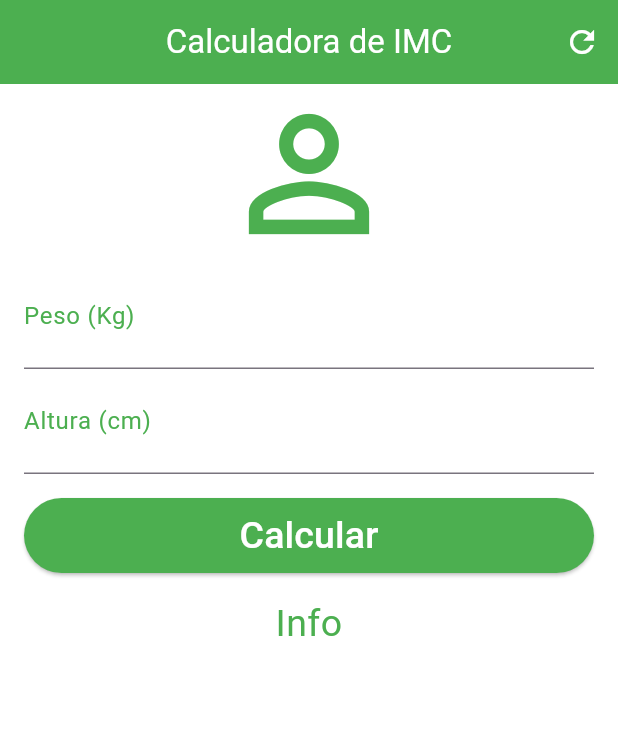
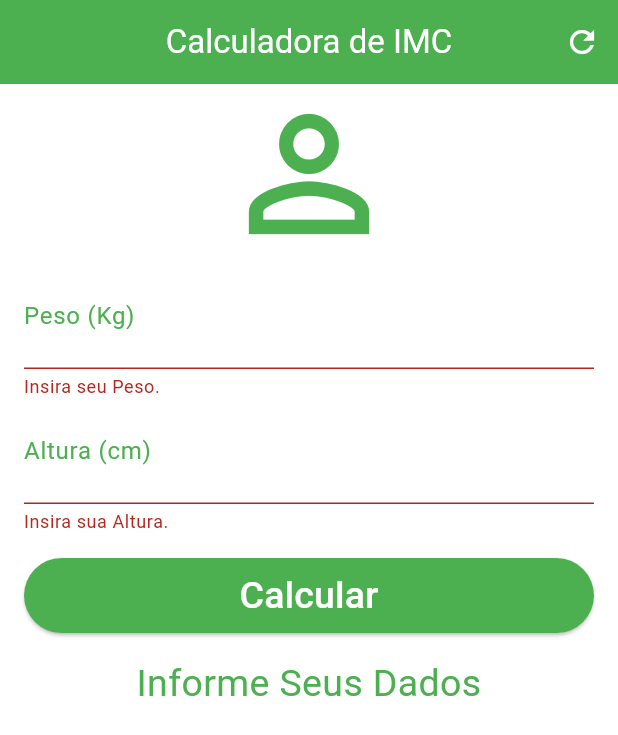
Before and after one commit to iraponan/calculadora_imc, a Flutter app: the screen it shows after launch, after a tap on "Calcular", on a phone screen of 412 x 824 dp. Shown: the top 735 px of the screen. Run offline on Flutter 3.47's test engine with Material 3 defaults, Android fonts, the phone set to English and light mode, and no system bars; our stand-ins replace brasil_fields.

Commit message:
Criando melhorias no App.

```diff
--- a/lib/pages/home.dart
+++ b/lib/pages/home.dart
@@ -1,4 +1,8 @@
+import 'dart:math';
+import 'package:brasil_fields/brasil_fields.dart';
+
 import 'package:flutter/material.dart';
+import 'package:flutter/services.dart';
 
 class Home extends StatefulWidget {
   const Home({super.key});
@@ -8,6 +12,46 @@ class Home extends StatefulWidget {
 }
 
 class _HomeState extends State<Home> {
+  TextEditingController weightController = TextEditingController();
+  TextEditingController heightController = TextEditingController();
+
+  GlobalKey<FormState> _formKey = GlobalKey<FormState>();
+
+  String _infoText = 'Informe Seus Dados';
+
+  void _resetFields() {
+    weightController.text = '';
+    heightController.text = '';
+    setState(() {
+      _infoText = 'Informe Seus Dados';
+      _formKey = GlobalKey<FormState>();
+    });
+  }
+
+  void _calculate() {
+    setState(() {
+      double weight = double.parse(weightController.text.replaceAll(',', '.'));
+      double height = double.parse(heightController.text.replaceAll(',', '.'));
+      double imc = weight / pow(height, 2);
+      String resultado = 'IMC = ${imc.toStringAsPrecision(4)} \n';
+      if (imc < 17) {
+        _infoText = '$resultado Muito abaixo do peso!';
+      } else if (imc >= 17 && imc < 18.5) {
+        _infoText = '$resultado Abaixo do peso.';
+      } else if (imc >= 18.5 && imc < 25) {
+        _infoText = '$resultado Peso normal.';
+      } else if (imc >= 25 && imc < 30) {
+        _infoText = '$resultado Acima do peso.';
+      } else if (imc >= 30 && imc < 35) {
+        _infoText = '$resultado Obesidade gral I';
+      } else if (imc >= 35 && imc < 40) {
+        _infoText = '$resultado Obesidade gral II';
+      } else if (imc >= 40) {
+        _infoText = '$resultado Obesidade gral III';
+      }
+    });
+  }
+
     @override
     Widget build(BuildContext context) {
       return Scaffold(
@@ -20,7 +64,7 @@ class _HomeState extends State<Home> {
           backgroundColor: Colors.green,
           actions: [
             IconButton(
-            onPressed: () {},
+              onPressed: _resetFields,
               icon: const Icon(
                 Icons.refresh,
                 color: Colors.white,
@@ -29,7 +73,9 @@ class _HomeState extends State<Home> {
           ],
         ),
         backgroundColor: Colors.white,
-      body: SingleChildScrollView(
+        body: Form(
+          key: _formKey,
+          child: SingleChildScrollView(
             padding: const EdgeInsets.symmetric(horizontal: 16),
             child: Column(
               crossAxisAlignment: CrossAxisAlignment.stretch,
@@ -39,40 +85,66 @@ class _HomeState extends State<Home> {
                   size: 120,
                   color: Colors.green,
                 ),
-            const TextField(
+                TextFormField(
                   keyboardType: TextInputType.number,
-              decoration: InputDecoration(
+                  decoration: const InputDecoration(
                     labelText: 'Peso (Kg)',
                     labelStyle: TextStyle(
                       color: Colors.green,
                     ),
                   ),
                   textAlign: TextAlign.center,
-              style: TextStyle(
+                  style: const TextStyle(
                     color: Colors.green,
                     fontSize: 25,
                   ),
+                  inputFormatters: [
+                    FilteringTextInputFormatter.digitsOnly,
+                    PesoInputFormatter(),
+                  ],
+                  controller: weightController,
+                  validator: (value) {
+                    if (value!.isEmpty) {
+                      return 'Insira seu Peso.';
+                    }
+                    return null;
+                  },
                 ),
-            const TextField(
+                TextFormField(
                   keyboardType: TextInputType.number,
-              decoration: InputDecoration(
+                  decoration: const InputDecoration(
                     labelText: 'Altura (cm)',
                     labelStyle: TextStyle(
                       color: Colors.green,
                     ),
                   ),
                   textAlign: TextAlign.center,
-              style: TextStyle(
+                  style: const TextStyle(
                     color: Colors.green,
                     fontSize: 25,
                   ),
+                  inputFormatters: [
+                    FilteringTextInputFormatter.digitsOnly,
+                    AlturaInputFormatter(),
+                  ],
+                  controller: heightController,
+                    validator: (value) {
+                      if (value!.isEmpty) {
+                        return 'Insira sua Altura.';
+                      }
+                      return null;
+                    }
                 ),
                 Padding(
                   padding: const EdgeInsets.symmetric(vertical: 16),
                   child: SizedBox(
                     height: 50,
                     child: ElevatedButton(
-                    onPressed: () {},
+                        onPressed: () {
+                          if (_formKey.currentState!.validate()) {
+                            _calculate();
+                          }
+                        },
                         style: ElevatedButton.styleFrom(
                           backgroundColor: Colors.green,
                         ),
@@ -85,10 +157,10 @@ class _HomeState extends State<Home> {
                         )),
                   ),
                 ),
-            const Text(
-              'Info',
+                Text(
+                  _infoText,
                   textAlign: TextAlign.center,
-              style: TextStyle(
+                  style: const TextStyle(
                     color: Colors.green,
                     fontSize: 25,
                   ),
@@ -96,6 +168,7 @@ class _HomeState extends State<Home> {
               ],
             ),
           ),
+        ),
       );
     }
   }
```
Also changed, not shown: pubspec.yaml (+12 -2 lines), assets/icon/icon.png (added), pubspec.lock, 33 other files. Lines whose indentation alone changed are shown as unchanged.
